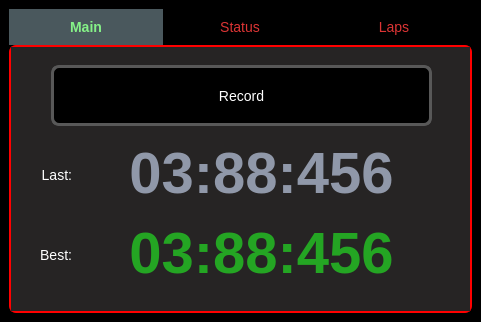
javirugo/telemetry, file zx6r_qt/mainwindow.ui: the form before one commit.
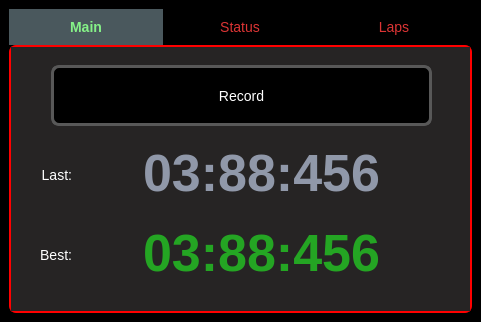
The form after the commit. The open tabs and pages were chosen to show the change.

Commit message: load previous laps on startup and adjust font sizes for piTFT

Patch:
```diff
--- a/zx6r_qt/mainwindow.ui
+++ b/zx6r_qt/mainwindow.ui
@@ -31,7 +31,7 @@
 
 QTabWidget::pane { border: 2px solid red; border-radius: 7px; background-color: #3E3E3E;}
 
-#labelBestLapTime, #labelLastLapTime { font-size: 58px; font-weight: bold; }
+#labelBestLapTime, #labelLastLapTime { font-size: 52px; font-weight: bold; }
 
 #labelCurrentLapTime {color: #95FAFF; }
 #labelBestLapTime {color: #24A523; }
@@ -94,9 +94,9 @@
        <widget class="QLabel" name="labelLastLapTime">
         <property name="geometry">
          <rect>
-          <x>90</x>
+          <x>70</x>
           <y>100</y>
-          <width>321</width>
+          <width>361</width>
           <height>51</height>
          </rect>
         </property>
@@ -142,9 +142,9 @@
        <widget class="QLabel" name="labelBestLapTime">
         <property name="geometry">
          <rect>
-          <x>90</x>
+          <x>70</x>
           <y>180</y>
-          <width>321</width>
+          <width>361</width>
           <height>51</height>
          </rect>
         </property>
```
Left out of the diff: 2 changed lines with no effect on the pictures. The commit also changes 2 other files.
